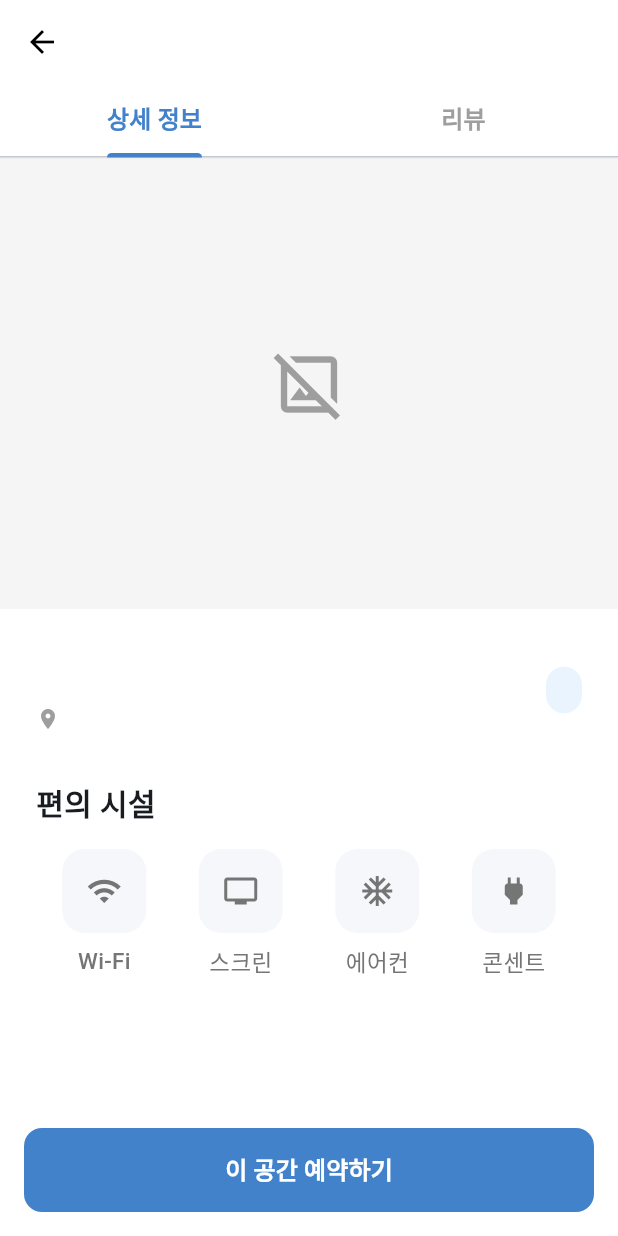
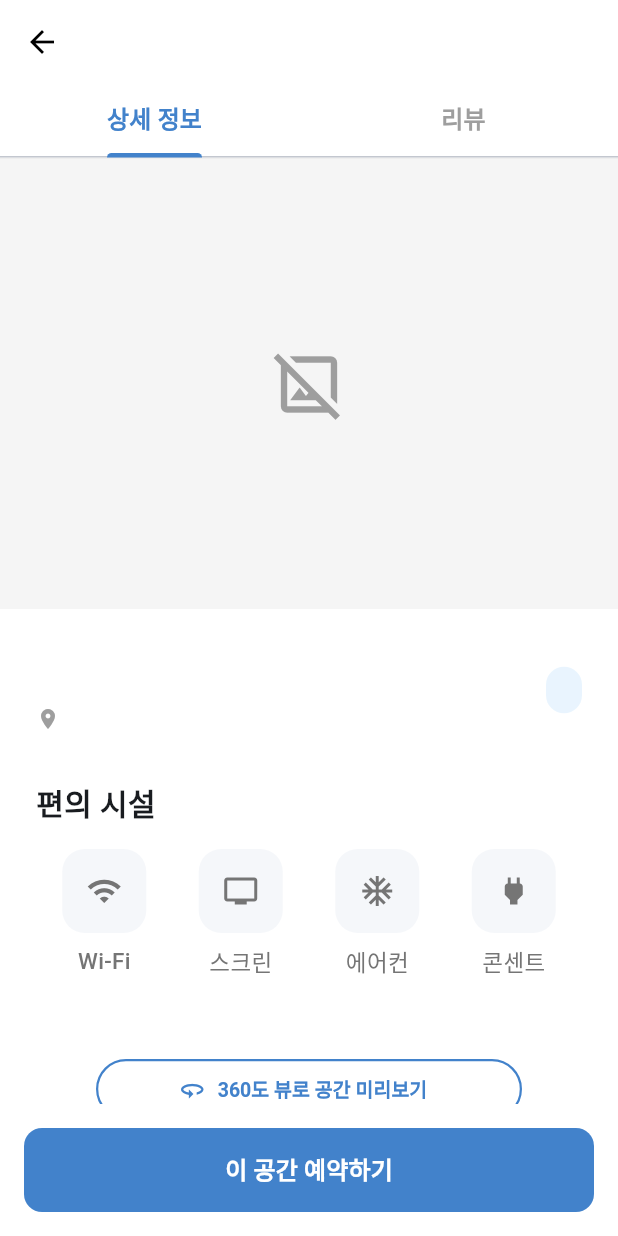
Before and after one commit to yeonyeong0120/repository_campus360, a Flutter app: the DetailScreen screen opened directly with empty values, on a phone screen of 412 x 824 dp. Run offline on Flutter 3.47's test engine with Material 3 defaults, Android fonts, the light colour scheme and no system bars; our stand-ins replace cloud_firestore, firebase_auth, firebase_core, flutter_dotenv, google_generative_ai, google_maps_flutter and 2 more; accounts and stored records are empty; Roboto replaces fonts that are missing (manru).

Commit message:
360도 뷰 버튼

```diff
--- a/lib/screens/detail_screen.dart
+++ b/lib/screens/detail_screen.dart
@@ -26,34 +26,28 @@ class _DetailScreenState extends State<DetailScreen>
   final PageController _imagePageController = PageController();
   int _currentImageIndex = 0;
 
-  // 🔥 [수정됨] Map<String, String> -> Map<String, List<String>>으로 변경
-  // 이제 한 강의실에 여러 장의 사진을 등록할 수 있습니다.
+  // ... (이미지 매핑 데이터는 그대로 유지) ...
   static const Map<String, List<String>> _localImageMap = {
-    // [요청하신 3개] - 3장씩 보여주기 위해 리스트에 3개씩 넣었습니다.
-    // (다른 사진 파일이 있다면 파일명만 바꿔주세요!)
     '강의실 2': [
       'assets/images/강의실2.png',
-      'assets/images/강의실2.png', // 2번째 사진 (테스트용 복사)
-      'assets/images/강의실2.png', // 3번째 사진 (테스트용 복사)
+      'assets/images/강의실2.png',
+      'assets/images/강의실2.png'
     ],
     '컨퍼런스룸': [
       'assets/images/컨퍼런스룸.png',
       'assets/images/컨퍼런스룸.png',
-      'assets/images/컨퍼런스룸.png',
+      'assets/images/컨퍼런스룸.png'
     ],
     '디지털데이터활용실습실': [
       'assets/images/디지털데이터활용실습실.png',
       'assets/images/디지털데이터활용실습실.png',
-      'assets/images/디지털데이터활용실습실.png',
+      'assets/images/디지털데이터활용실습실.png'
     ],
-
-    // [나머지 강의실들 - 파일이 없으면 tech2.png 등으로 대체]
     'CATIA실습실': ['assets/images/tech2.png'],
     '전기자동차실습실': ['assets/images/tech2.png'],
     '자동차과이론강의실': ['assets/images/tech2.png'],
     'CAD/CAE실': ['assets/images/tech2.png'],
     'PLC실습실': ['assets/images/tech2.png'],
-
     '개인미디어실': ['assets/images/tech5.png'],
     '실감형콘텐츠운영실습실': ['assets/images/tech5.png'],
     '세미나실': ['assets/images/tech5.png'],
@@ -65,12 +59,10 @@ class _DetailScreenState extends State<DetailScreen>
     '아이디어카페': ['assets/images/tech5.png'],
     '융합디자인실습실': ['assets/images/tech5.png'],
     '시제품창의개발실': ['assets/images/tech5.png'],
-
     '콘트롤러실습실': ['assets/images/tech2.png'],
     'CAD실습실': ['assets/images/tech2.png'],
     '소그룹실': ['assets/images/tech5.png'],
     '강의실': ['assets/images/tech5.png'],
-
     '로비': ['assets/images/main_building.png'],
     '행정실': ['assets/images/main_building.png'],
   };
@@ -79,10 +71,7 @@ class _DetailScreenState extends State<DetailScreen>
   void initState() {
     super.initState();
     _tabController = TabController(
-      length: 2,
-      vsync: this,
-      initialIndex: widget.initialIndex,
-    );
+        length: 2, vsync: this, initialIndex: widget.initialIndex);
   }
 
   @override
@@ -97,25 +86,17 @@ class _DetailScreenState extends State<DetailScreen>
     final String view360Url = widget.space['view360Url'] ?? '';
     final String spaceName = widget.space['name'] ?? '';
 
-    // 🔥 [수정] 이미지 리스트 로딩 로직
+    // 이미지 리스트 로딩 로직 (그대로 유지)
     List<String> images = [];
-
-    // 1. 코드(_localImageMap)에 등록된 리스트가 있는지 확인
     if (_localImageMap.containsKey(spaceName)) {
       images = _localImageMap[spaceName]!;
-    }
-    // 2. 없으면 DB에 있는 리스트 사용
-    else if (widget.space['images'] != null &&
+    } else if (widget.space['images'] != null &&
         (widget.space['images'] as List).isNotEmpty) {
       images = List<String>.from(widget.space['images']);
-    }
-    // 3. 그것도 없으면 DB 메인 이미지 사용
-    else if (widget.space['mainImageUrl'] != null &&
+    } else if (widget.space['mainImageUrl'] != null &&
         widget.space['mainImageUrl'] != '') {
       images = [widget.space['mainImageUrl']];
     }
-
-    // 빈 문자열 제거
     if (images.isNotEmpty && images[0] == '') {
       images.removeAt(0);
     }
@@ -123,20 +104,21 @@ class _DetailScreenState extends State<DetailScreen>
     return Scaffold(
       backgroundColor: Colors.white,
       appBar: AppBar(
-        title: Text(
-          spaceName,
+        title: Text(spaceName,
             style: const TextStyle(
                 color: Colors.black,
                 fontWeight: FontWeight.bold,
-            fontFamily: 'manru',
-          ),
-        ),
+                fontFamily: 'manru')),
         centerTitle: true,
         backgroundColor: Colors.white,
         elevation: 0,
         iconTheme: const IconThemeData(color: Colors.black),
       ),
-      body: Column(
+      // 🔥 [핵심 수정 1] body를 Stack으로 변경하여 버튼을 화면 위에 띄움 (Overlay)
+      body: Stack(
+        children: [
+          // 1. 기존 내용 (스크롤 영역)
+          Column(
             children: [
               Container(
                 decoration: BoxDecoration(
@@ -152,28 +134,40 @@ class _DetailScreenState extends State<DetailScreen>
                   labelStyle: const TextStyle(
                       fontSize: 16,
                       fontWeight: FontWeight.bold,
-                fontFamily: 'manru',
-              ),
-              tabs: const [
-                Tab(text: "상세 정보"),
-                Tab(text: "리뷰"),
-              ],
+                      fontFamily: 'manru'),
+                  tabs: const [Tab(text: "상세 정보"), Tab(text: "리뷰")],
                 ),
               ),
               Expanded(
                 child: TabBarView(
                   controller: _tabController,
                   children: [
-                _buildDetailTab(images, view360Url),
-                _buildReviewTab(),
+                    // 🔥 중요: 버튼에 가려지지 않게 하단에 여백(padding)을 줌
+                    Padding(
+                      padding: const EdgeInsets.only(bottom: 80), // 버튼 높이만큼 띄움
+                      child: _buildDetailTab(images, view360Url),
+                    ),
+                    Padding(
+                      padding: const EdgeInsets.only(bottom: 80),
+                      child: _buildReviewTab(),
+                    ),
                   ],
                 ),
               ),
             ],
           ),
-      bottomNavigationBar: SafeArea(
-        child: Padding(
+
+          // 2. 예약하기 버튼 (화면 하단에 고정)
+          // 🔥 BottomNavigationBar 대신 여기에 위치시켜서 SnackBar가 이 위를 덮게 함
+          Positioned(
+            bottom: 0,
+            left: 0,
+            right: 0,
+            child: Container(
+              color: Colors.white, // 버튼 뒤 배경색
               padding: const EdgeInsets.all(16.0),
+              child: SafeArea(
+                top: false, // 상단 SafeArea 무시
                 child: SizedBox(
                   height: 56,
                   child: ElevatedButton(
@@ -206,10 +200,17 @@ class _DetailScreenState extends State<DetailScreen>
                 ),
               ),
             ),
+          ),
+        ],
+      ),
+      // 🔥 [핵심 수정 2] BottomNavigationBar 삭제
     );
   }
 
+  // ... (아래 _buildDetailTab, _buildReviewTab 함수 등은 기존과 동일) ...
+
   Widget _buildDetailTab(List<String> images, String view360Url) {
+    // ... (기존 코드 유지) ...
     String capacityText;
     var rawCapacity = widget.space['capacity'];
     String capacityStr = rawCapacity?.toString() ?? '0';
@@ -224,8 +225,9 @@ class _DetailScreenState extends State<DetailScreen>
       child: Column(
         crossAxisAlignment: CrossAxisAlignment.start,
         children: [
+          // ... (이미지 슬라이더 코드 유지) ...
           SizedBox(
-            height: 300, // 이미지 높이
+            height: 300,
             width: double.infinity,
             child: images.isNotEmpty
                 ? Stack(
@@ -240,30 +242,24 @@ class _DetailScreenState extends State<DetailScreen>
                         },
                         itemBuilder: (context, index) {
                           final imageUrl = images[index];
-                          // 인터넷/로컬 구분
                           if (imageUrl.startsWith('http')) {
-                            return Image.network(
-                              imageUrl,
+                            return Image.network(imageUrl,
                                 fit: BoxFit.cover,
                                 errorBuilder: (context, error, stackTrace) =>
                                     Container(
                                         color: Colors.grey[200],
-                                      child: const Icon(Icons.broken_image)),
-                            );
+                                        child: const Icon(Icons.broken_image)));
                           } else {
-                            return Image.asset(
-                              imageUrl,
+                            return Image.asset(imageUrl,
                                 fit: BoxFit.cover,
                                 errorBuilder: (context, error, stackTrace) =>
                                     Container(
                                         color: Colors.grey[200],
                                         child: const Icon(
-                                          Icons.image_not_supported)),
-                            );
+                                            Icons.image_not_supported)));
                           }
                         },
                       ),
-                      // 페이지 인디케이터 (점이 3개 나옴)
                       if (images.length > 1)
                         Positioned(
                           bottom: 16,
@@ -292,10 +288,9 @@ class _DetailScreenState extends State<DetailScreen>
                     color: Colors.grey[100],
                     child: const Center(
                         child: Icon(Icons.image_not_supported_outlined,
-                          size: 50, color: Colors.grey),
+                            size: 50, color: Colors.grey))),
           ),
-                  ),
-          ),
+
           Padding(
             padding: const EdgeInsets.all(24),
             child: Column(
@@ -307,25 +302,20 @@ class _DetailScreenState extends State<DetailScreen>
                     Column(
                       crossAxisAlignment: CrossAxisAlignment.start,
                       children: [
-                        Text(
-                          widget.space['name'] ?? '이름 없음',
+                        Text(widget.space['name'] ?? '이름 없음',
                             style: const TextStyle(
                                 fontSize: 24,
                                 fontWeight: FontWeight.bold,
-                            fontFamily: 'manru',
-                          ),
-                        ),
+                                fontFamily: 'manru')),
                         const SizedBox(height: 4),
                         Row(
                           children: [
                             const Icon(Icons.location_on,
                                 size: 16, color: Colors.grey),
                             const SizedBox(width: 4),
-                            Text(
-                              widget.space['location'] ?? '위치 정보 없음',
+                            Text(widget.space['location'] ?? '위치 정보 없음',
                                 style: const TextStyle(
-                                  fontSize: 15, color: Colors.grey),
-                            ),
+                                    fontSize: 15, color: Colors.grey)),
                           ],
                         ),
                       ],
@@ -335,27 +325,21 @@ class _DetailScreenState extends State<DetailScreen>
                           horizontal: 12, vertical: 6),
                       decoration: BoxDecoration(
                           color: Colors.blue.withValues(alpha: .1),
-                        borderRadius: BorderRadius.circular(20),
-                      ),
-                      child: Text(
-                        capacityText,
+                          borderRadius: BorderRadius.circular(20)),
+                      child: Text(capacityText,
                           style: const TextStyle(
                               color: Colors.blue,
                               fontWeight: FontWeight.bold,
-                          fontSize: 13,
-                        ),
-                      ),
+                              fontSize: 13)),
                     ),
                   ],
                 ),
                 const SizedBox(height: 30),
-                const Text(
-                  "편의 시설",
+                const Text("편의 시설",
                     style: TextStyle(
                         fontSize: 20,
                         fontWeight: FontWeight.bold,
-                      fontFamily: 'manru'),
-                ),
+                        fontFamily: 'manru')),
                 const SizedBox(height: 16),
                 Row(
                   mainAxisAlignment: MainAxisAlignment.spaceAround,
@@ -366,38 +350,50 @@ class _DetailScreenState extends State<DetailScreen>
                     _FacilityIcon(icon: Icons.power, label: "콘센트"),
                   ],
                 ),
-                if (view360Url.isNotEmpty) ...[
-                  const SizedBox(height: 30),
-                  SizedBox(
+
+                const SizedBox(height: 55),
+
+                // 🌟 [360도 뷰 버튼]
+                Padding(
+                  padding: const EdgeInsets.symmetric(horizontal: 40),
+                  child: SizedBox(
                     width: double.infinity,
-                    height: 50,
+                    height: 40,
                     child: OutlinedButton.icon(
                       onPressed: () {
+                        if (view360Url.isNotEmpty) {
                           Navigator.push(
                               context,
                               MaterialPageRoute(
                                   builder: (_) =>
-                                WebViewScreen(view360Url: view360Url),
+                                      WebViewScreen(view360Url: view360Url)));
+                        } else {
+                          // 🔥 [여기] 이제 SnackBar가 버튼 위를 덮습니다.
+                          ScaffoldMessenger.of(context).showSnackBar(
+                            const SnackBar(
+                              content: Text("미리보기가 지원되지 않는 강의실입니다."),
+                              duration: Duration(seconds: 1),
+                              // behavior, margin 아무것도 안 줘도 맨 밑에 붙어서 뜹니다.
                             ),
                           );
+                        }
                       },
-                      icon: const Icon(Icons.threesixty, size: 20),
+                      icon: const Icon(Icons.threesixty, size: 18),
                       label: const Text("360도 뷰로 공간 미리보기"),
                       style: OutlinedButton.styleFrom(
                         foregroundColor: const Color(0xFF4282CB),
                         side: const BorderSide(
                             color: Color(0xFF4282CB), width: 1.5),
                         shape: RoundedRectangleBorder(
-                          borderRadius: BorderRadius.circular(12),
-                        ),
+                            borderRadius: BorderRadius.circular(20)),
                         textStyle: const TextStyle(
-                            fontSize: 15,
+                            fontSize: 13,
                             fontWeight: FontWeight.bold,
                             fontFamily: 'manru'),
                       ),
                     ),
                   ),
-                ],
+                ),
               ],
             ),
           ),
@@ -407,30 +403,23 @@ class _DetailScreenState extends State<DetailScreen>
   }
 
   Widget _buildReviewTab() {
+    // ... (기존 리뷰 탭 코드 유지 - 내용이 길어 생략하지만 파일에는 포함되어야 함) ...
+    // 편의상 이 부분은 아까 보내드린 코드와 동일합니다.
     return StreamBuilder<QuerySnapshot>(
       stream: FirebaseFirestore.instance
           .collection('reviews')
           .where('spaceName', isEqualTo: widget.space['name'])
           .snapshots(),
       builder: (context, snapshot) {
-        if (snapshot.hasError) {
-          return Center(
-              child: Text("리뷰를 불러오는 중 오류가 발생했습니다.\n${snapshot.error}",
-                  textAlign: TextAlign.center));
-        }
-
-        if (snapshot.connectionState == ConnectionState.waiting) {
+        if (snapshot.hasError) return const Center(child: Text("오류 발생"));
+        if (snapshot.connectionState == ConnectionState.waiting)
           return const Center(child: CircularProgressIndicator());
-        }
-
         if (!snapshot.hasData || snapshot.data!.docs.isEmpty) {
           return const Center(
               child: Text("아직 작성된 리뷰가 없습니다.\n첫 번째 리뷰를 남겨보세요!",
                   textAlign: TextAlign.center,
-                style: TextStyle(color: Colors.grey, fontSize: 16)),
-          );
+                  style: TextStyle(color: Colors.grey, fontSize: 16)));
         }
-
         final reviews = snapshot.data!.docs;
         reviews.sort((a, b) {
           final aTime = (a.data() as Map)['createdAt'] as Timestamp?;
@@ -439,73 +428,54 @@ class _DetailScreenState extends State<DetailScreen>
           if (bTime == null) return -1;
           return bTime.compareTo(aTime);
         });
-
         return ListView.separated(
           padding: const EdgeInsets.all(24),
           itemCount: reviews.length,
           separatorBuilder: (context, index) => const Divider(height: 32),
           itemBuilder: (context, index) {
             final data = reviews[index].data() as Map<String, dynamic>;
-
             final userName = data['userName'] ?? '익명';
             final content = data['content'] ?? '';
             final rating = (data['rating'] ?? 5).toDouble();
-
             String dateStr = '';
             if (data['createdAt'] != null) {
               final ts = data['createdAt'] as Timestamp;
               dateStr = DateFormat('yyyy.MM.dd').format(ts.toDate());
             }
-
             return Column(
               crossAxisAlignment: CrossAxisAlignment.start,
               children: [
-                Row(
-                  children: [
+                Row(children: [
                   CircleAvatar(
                       backgroundColor: Colors.grey[200],
                       radius: 18,
-                      child: Text(
-                        userName.isNotEmpty ? userName[0] : '?',
-                        style:
-                            const TextStyle(color: Colors.black, fontSize: 15),
-                      ),
-                    ),
+                      child: Text(userName.isNotEmpty ? userName[0] : '?',
+                          style: const TextStyle(
+                              color: Colors.black, fontSize: 15))),
                   const SizedBox(width: 8),
                   Column(
                       crossAxisAlignment: CrossAxisAlignment.start,
                       children: [
-                        Text(
-                          userName,
+                        Text(userName,
                             style: const TextStyle(
-                              fontWeight: FontWeight.bold, fontSize: 15),
-                        ),
-                        Text(
-                          dateStr,
-                          style:
-                              TextStyle(color: Colors.grey[500], fontSize: 13),
-                        ),
-                      ],
-                    ),
+                                fontWeight: FontWeight.bold, fontSize: 15)),
+                        Text(dateStr,
+                            style: TextStyle(
+                                color: Colors.grey[500], fontSize: 13)),
+                      ]),
                   const Spacer(),
                   Row(
-                      children: List.generate(5, (starIndex) {
-                        return Icon(
-                          Icons.star,
+                      children: List.generate(
+                          5,
+                          (starIndex) => Icon(Icons.star,
                               size: 18,
                               color: starIndex < rating
                                   ? const Color(0xFFFFC107)
-                              : Colors.grey[300],
-                        );
-                      }),
-                    )
-                  ],
-                ),
+                                  : Colors.grey[300])))
+                ]),
                 const SizedBox(height: 10),
-                Text(
-                  content,
-                  style: const TextStyle(fontSize: 15, height: 1.4),
-                ),
+                Text(content,
+                    style: const TextStyle(fontSize: 15, height: 1.4)),
               ],
             );
           },
@@ -518,32 +488,23 @@ class _DetailScreenState extends State<DetailScreen>
 class _FacilityIcon extends StatelessWidget {
   final IconData icon;
   final String label;
-
   const _FacilityIcon({required this.icon, required this.label});
-
   @override
   Widget build(BuildContext context) {
-    return Column(
-      children: [
+    return Column(children: [
       Container(
           padding: const EdgeInsets.all(16),
           decoration: BoxDecoration(
               color: const Color(0xFFF5F7FA),
-            borderRadius: BorderRadius.circular(15),
-          ),
-          child: Icon(icon, color: Colors.grey[600]),
-        ),
+              borderRadius: BorderRadius.circular(15)),
+          child: Icon(icon, color: Colors.grey[600])),
       const SizedBox(height: 8),
-        Text(
-          label,
+      Text(label,
           style: TextStyle(
               fontSize: 15,
               color: Colors.grey[600],
               fontFamily: 'manru',
-            fontWeight: FontWeight.w500,
-          ),
-        ),
-      ],
-    );
+              fontWeight: FontWeight.w500)),
+    ]);
   }
 }
```
Also changed, not shown: lib/screens/reservation_detail_screen.dart (+30 -53 lines). Lines whose indentation alone changed are shown as unchanged.
